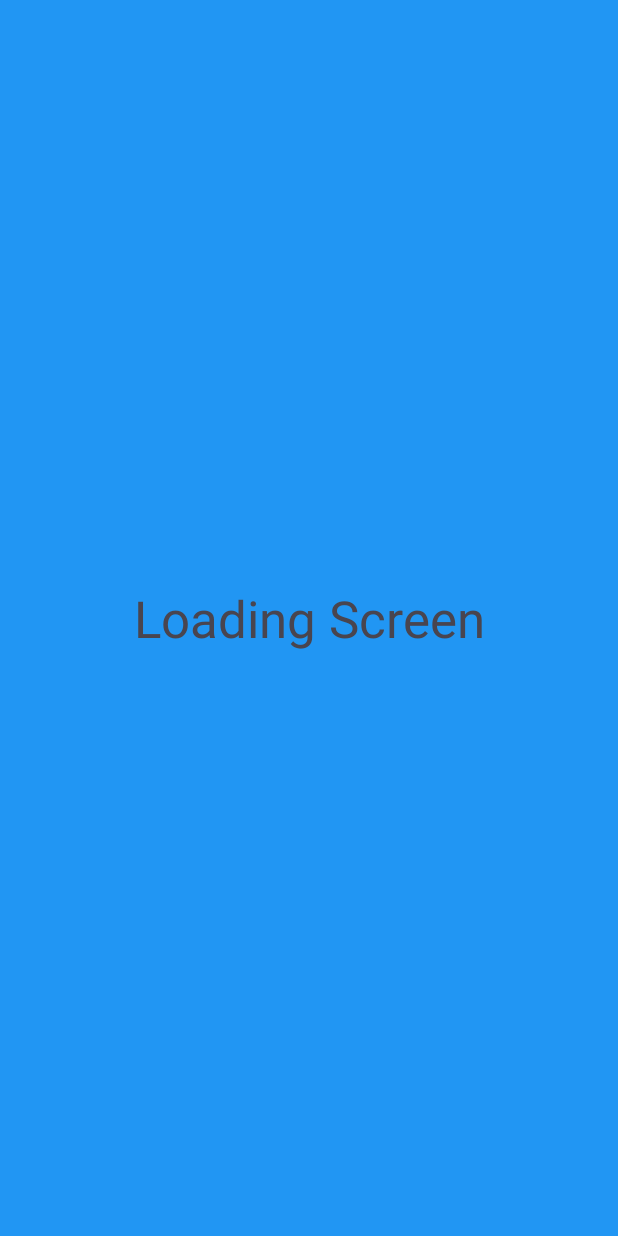
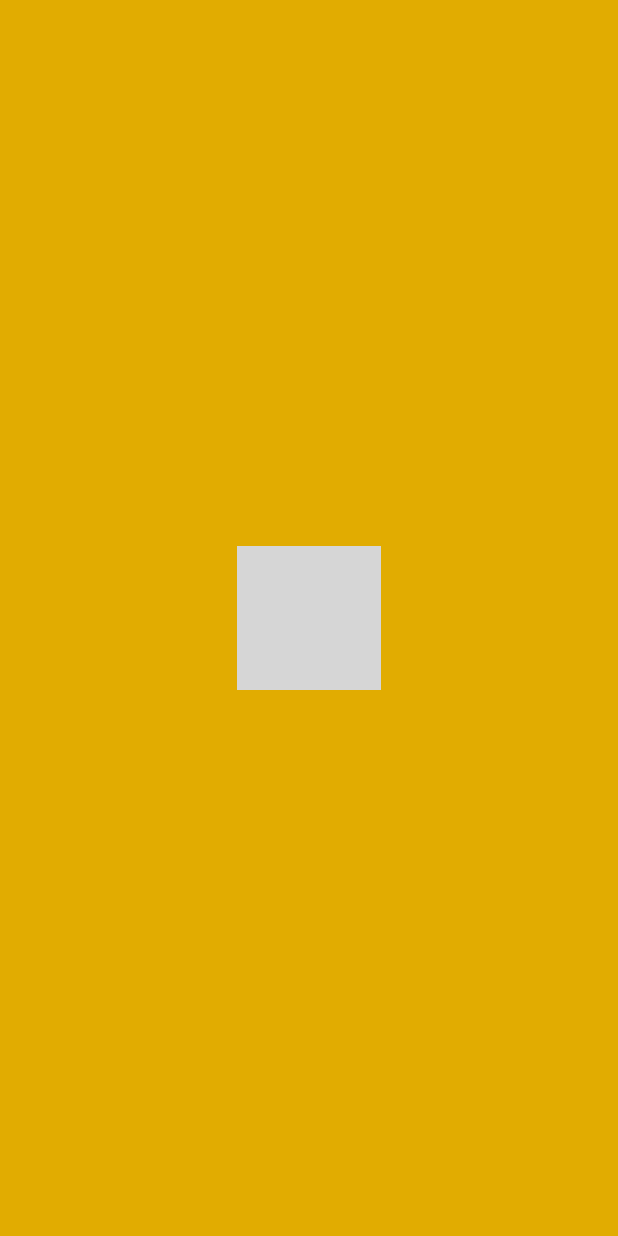
Before and after one commit to MohammedHussien10/Food_Planner, an Android app: the Loading_Home_Screen_Fragment screen opened directly, with no data from a screen before it, on a phone screen of 412 x 824 dp. Run offline under Robolectric (Android 15) with nearby library versions, the phone set to English and light mode, and no system bars; grey boxes are pictures that could not be loaded.

Commit message:
add new Photo For Splash Screen

```diff
--- a/app/build.gradle.kts
+++ b/app/build.gradle.kts
@@ -29,6 +29,8 @@ android {
         sourceCompatibility = JavaVersion.VERSION_11
         targetCompatibility = JavaVersion.VERSION_11
     }
+
+   // buildFeatures {    viewBinding = true}
 }
 
 dependencies {
--- a/app/src/main/java/com/example/foodplanner/activity/FoodPlannerActivity.java
+++ b/app/src/main/java/com/example/foodplanner/activity/FoodPlannerActivity.java
@@ -9,16 +9,16 @@ import com.example.foodplanner.fragments.Loading_Home_Screen_Fragment;
 import com.example.foodplanner.R;
 
 public class FoodPlannerActivity extends AppCompatActivity {
-    Loading_Home_Screen_Fragment homeScreenFragment;
+    Loading_Home_Screen_Fragment loadingHomeScreenFragment;
 
     @Override
     protected void onCreate(Bundle savedInstanceState) {
         super.onCreate(savedInstanceState);
         EdgeToEdge.enable(this);
         setContentView(R.layout.food_planner_main);
-        homeScreenFragment = new Loading_Home_Screen_Fragment();
+        loadingHomeScreenFragment = new Loading_Home_Screen_Fragment();
         if (savedInstanceState == null) {
-            getSupportFragmentManager().beginTransaction().replace(R.id.fragmentContainer, homeScreenFragment).commit();
+            getSupportFragmentManager().beginTransaction().replace(R.id.fragmentContainer, loadingHomeScreenFragment).commit();
 
         }
     }
--- a/app/src/main/java/com/example/foodplanner/connection/RetrofitConnection.java
+++ b/app/src/main/java/com/example/foodplanner/connection/RetrofitConnection.java
@@ -5,7 +5,7 @@ import retrofit2.converter.gson.GsonConverterFactory;
 
 public class RetrofitConnection {
 
-    private static final String BASE_URL = "https://www.themealdb.com/api/json/v1/1/";
+    private static final String BASE_URL = "https://www.themealdb.com/";
 
     private static Retrofit retrofit;
 
--- a/app/src/main/java/com/example/foodplanner/fragments/Loading_Home_Screen_Fragment.java
+++ b/app/src/main/java/com/example/foodplanner/fragments/Loading_Home_Screen_Fragment.java
@@ -44,7 +44,7 @@ public class Loading_Home_Screen_Fragment extends Fragment {
             requireActivity().getSupportFragmentManager().beginTransaction()
                     .replace(R.id.fragmentContainer, welcomeScreenFragment)
                     .commit();
-        }, 3000);
+        }, 5000);
 
 
     }
--- a/app/src/main/java/com/example/foodplanner/services/MealService.java
+++ b/app/src/main/java/com/example/foodplanner/services/MealService.java
@@ -6,7 +6,7 @@ import retrofit2.Call;
 import retrofit2.http.GET;
 
 public interface MealService {
-    @GET("random.php")
+    @GET("api/json/v1/1/random.php")
     Call<MealsResponse> getRandomMeals();
 
 }
--- a/app/src/main/res/layout/fragment_loading__home__screen_.xml
+++ b/app/src/main/res/layout/fragment_loading__home__screen_.xml
@@ -4,15 +4,14 @@
     xmlns:tools="http://schemas.android.com/tools"
     android:layout_width="match_parent"
     android:layout_height="match_parent"
-    android:background="#2196F3"
+    android:background="#E1AC01"
     tools:context=".fragments.Loading_Home_Screen_Fragment">
 
-    <TextView
-        android:id="@+id/tv_loading_Welcome"
+    <ImageView
+        android:id="@+id/imageView3"
         android:layout_width="wrap_content"
         android:layout_height="wrap_content"
-        android:text="@string/loadingscreen"
-        android:textSize="34sp"
+        android:src="@drawable/splashscreen"
         app:layout_constraintBottom_toBottomOf="parent"
         app:layout_constraintEnd_toEndOf="parent"
         app:layout_constraintStart_toStartOf="parent"
```
